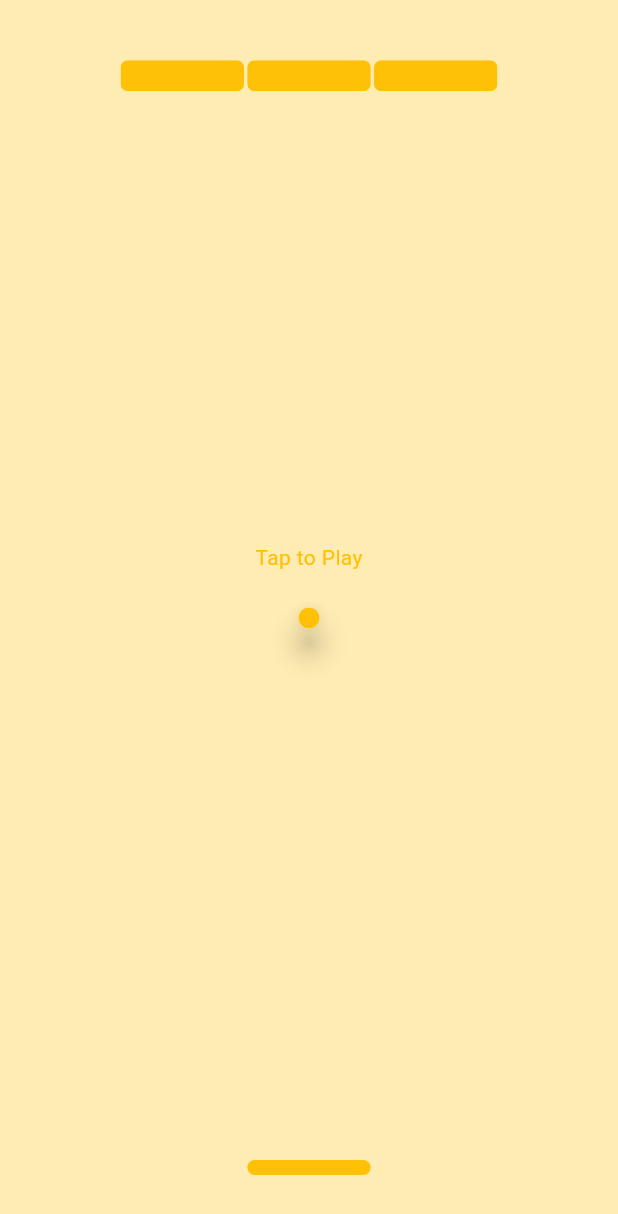
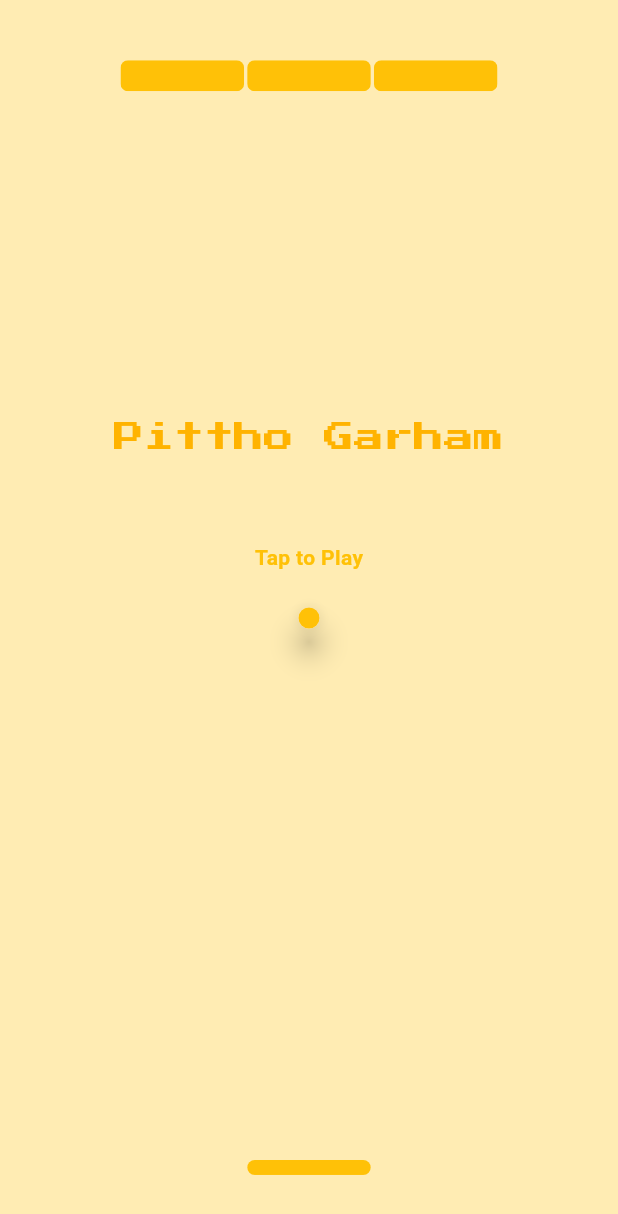
Before and after one commit to A2k5307/Brick-Breakers, a Flutter app: the screen it shows after launch, on a phone screen of 412 x 824 dp. Shown: the top 1214 px of the screen. Run offline on Flutter 3.47's test engine with Material 3 defaults, Android fonts, the light colour scheme and no system bars; drawn by our look-alikes of avatar_glow; our stand-ins replace google_fonts.

Commit message:
updated Pittho garham

```diff
--- a/lib/ball.dart
+++ b/lib/ball.dart
@@ -23,8 +23,8 @@ class MyBall extends StatelessWidget {
     ),
   ) : Container(
     alignment: Alignment(ballX, ballY),
-    child: AvatarGlow(
-      endRadius: 60.0,
+    child:AvatarGlow(
+        glowColor: Colors.blueGrey,
       child: Material(
       elevation: 8.0,
       shape: CircleBorder(),
--- a/lib/coverScreen.dart
+++ b/lib/coverScreen.dart
@@ -1,21 +1,47 @@
 import 'package:flutter/material.dart';
+import 'package:google_fonts/google_fonts.dart';
 
 class CoverScreen extends StatelessWidget {
   final bool hasGameStarted;
+  final bool isGameOver;
 
-  CoverScreen({required this.hasGameStarted });
+
+  static var gameFont = GoogleFonts.pressStart2p(
+    textStyle: TextStyle(
+      color: Colors.amber[600], letterSpacing: 0, fontSize: 20
+    )
+  );
+
+
+  CoverScreen({required this.hasGameStarted, required this.isGameOver });
 
   @override
   Widget build(BuildContext context) {
-    return hasGameStarted ? Container() :
-    Container(
-      alignment: const Alignment(0, -0.1),
-      child: const Text("Tap to Play",
-      style: TextStyle(
-        color: Colors.amber,
-        // fontWeight: FontWeight.bold,
+    return hasGameStarted ? Container(
+
+        alignment: const Alignment(0, -0.3),
+        child: Text(isGameOver ? "" : "Pittho Garham",
+        style: gameFont.copyWith(color: Colors.amber[200]),
+        ),
+    ) :
+    Stack(
+      children: [
+          Container(
+        alignment: const Alignment(0, -0.3),
+        child: Text("Pittho Garham",
+        style: gameFont,
+        ),
       ),
+          Container(
+        alignment: const Alignment(0, -0.1),
+        child: const Text("Tap to Play",
+        style: TextStyle(
+          color: Colors.amber,
+          fontWeight: FontWeight.bold,
+        ),
+        ),
       ),
+    ],
     );
   }
 }
--- a/lib/homePage.dart
+++ b/lib/homePage.dart
@@ -233,6 +233,23 @@ class _HomePageState extends State<HomePage> {
     });
   }
 
+  //reset the game to the initial value
+  void resetGame(){
+    setState(() {
+      playerX = -0.2;
+      ballX = 0;
+      ballY = 0;
+      isGameOver = false;
+      hasGameStarted = false;
+    myBricks = [
+    // [X, Y, BrickBroken]
+    [firstBrickX + 0 * (brickWidth + brickGap),firstBrickY,false],
+    [firstBrickX + 1 * (brickWidth + brickGap),firstBrickY,false],
+    [firstBrickX + 2 * (brickWidth + brickGap),firstBrickY,false],
+  ];
+    });
+  }
+
   @override
   Widget build(BuildContext context) {
     return RawKeyboardListener(
@@ -258,10 +275,14 @@ class _HomePageState extends State<HomePage> {
 
                   //START GAME BUTTON
                   CoverScreen(
-                    hasGameStarted: hasGameStarted
+                    hasGameStarted: hasGameStarted,
+                    isGameOver : isGameOver,
                     ),
 
-                  DeadScreen(isGameOver: isGameOver),
+                  DeadScreen(
+                    isGameOver: isGameOver,
+                    function: resetGame,
+                  ),
 
                   //My Ball
                   MyBall(
```
